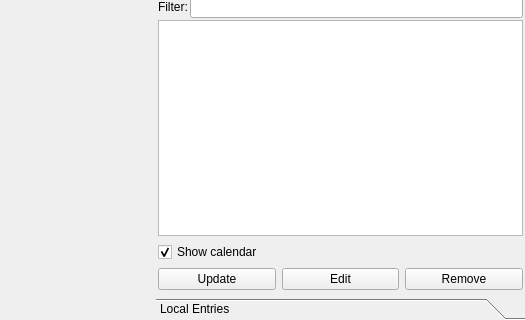
This is src/plugins/blogique/blogiquewidget.ui in 0xd34df00d/leechcraft as Qt 5 draws it before an edit; both pictures show x 219 to 744 and y 222 to 542 of the 744 by 542 pixel window. The edited form follows.
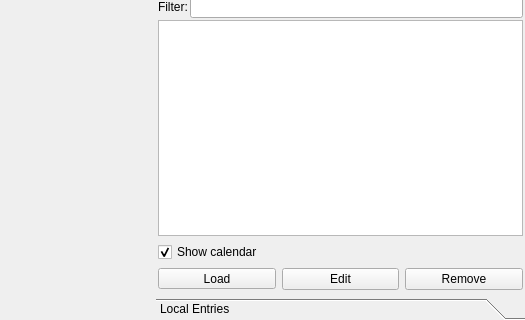
This is the edited form. The open tabs and pages were chosen to show the change. Custom widgets are drawn as their Qt base class.

The edit to the form file:
```diff
--- a/src/plugins/blogique/blogiquewidget.ui
+++ b/src/plugins/blogique/blogiquewidget.ui
@@ -96,7 +96,7 @@
             <x>0</x>
             <y>0</y>
             <width>369</width>
-            <height>461</height>
+            <height>463</height>
            </rect>
           </property>
           <attribute name="label">
@@ -172,14 +172,29 @@
             </widget>
            </item>
            <item row="2" column="0">
-            <layout class="QHBoxLayout" name="horizontalLayout_5">
+            <layout class="QHBoxLayout" name="horizontalLayout_5" stretch="1,1,1">
              <item>
-              <widget class="QPushButton" name="UpdateLastEntries_">
+              <widget class="QToolButton" name="UpdateBy__">
+               <property name="sizePolicy">
+                <sizepolicy hsizetype="Expanding" vsizetype="Fixed">
+                 <horstretch>0</horstretch>
+                 <verstretch>0</verstretch>
+                </sizepolicy>
+               </property>
                <property name="toolTip">
                 <string>Show last entries.</string>
                </property>
                <property name="text">
-                <string>Update</string>
+                <string>Load</string>
+               </property>
+               <property name="popupMode">
+                <enum>QToolButton::InstantPopup</enum>
+               </property>
+               <property name="autoRaise">
+                <bool>false</bool>
+               </property>
+               <property name="arrowType">
+                <enum>Qt::NoArrow</enum>
                </property>
               </widget>
              </item>
```
Left out of the diff: 6 changed lines with no effect on the pictures.
